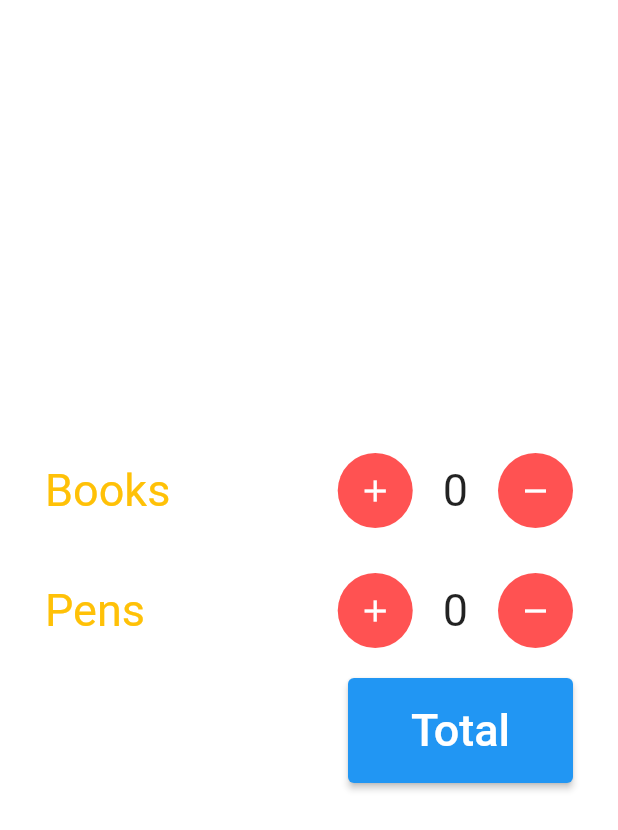
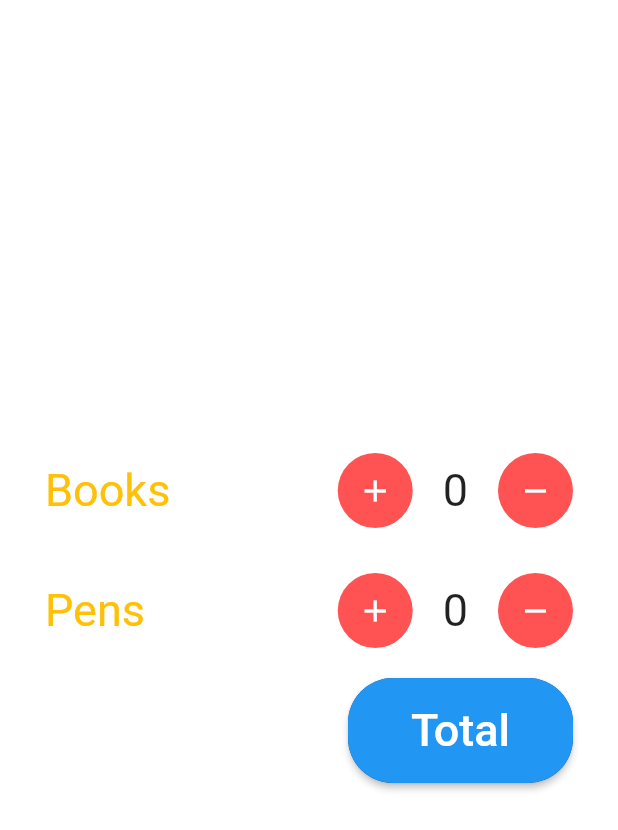
Before and after one commit to lucasoliveirasouza/getx-estudo, a Flutter app: the screen it shows after launch, on a phone screen of 412 x 824 dp. Shown: the top 830 px of the screen. Run offline on Flutter 3.47's test engine with Material 2 defaults, Android fonts, the phone set to English and light mode, and no system bars; our stand-ins replace get.

```diff
--- a/lib/home.dart
+++ b/lib/home.dart
@@ -140,6 +140,11 @@ class HomeView extends StatelessWidget {
                     color: Colors.blue.shade900,
                   ),
                   child: ElevatedButton(
+                    style: ElevatedButton.styleFrom(
+                      shape: RoundedRectangleBorder(
+                        borderRadius: BorderRadius.circular(30),
+                      ),
+                    ),
                     onPressed: () {},
                     child: Text(
                       "Total",
```
Also changed, not shown: lib/views/total_page.dart (added, +10 -0 lines).
